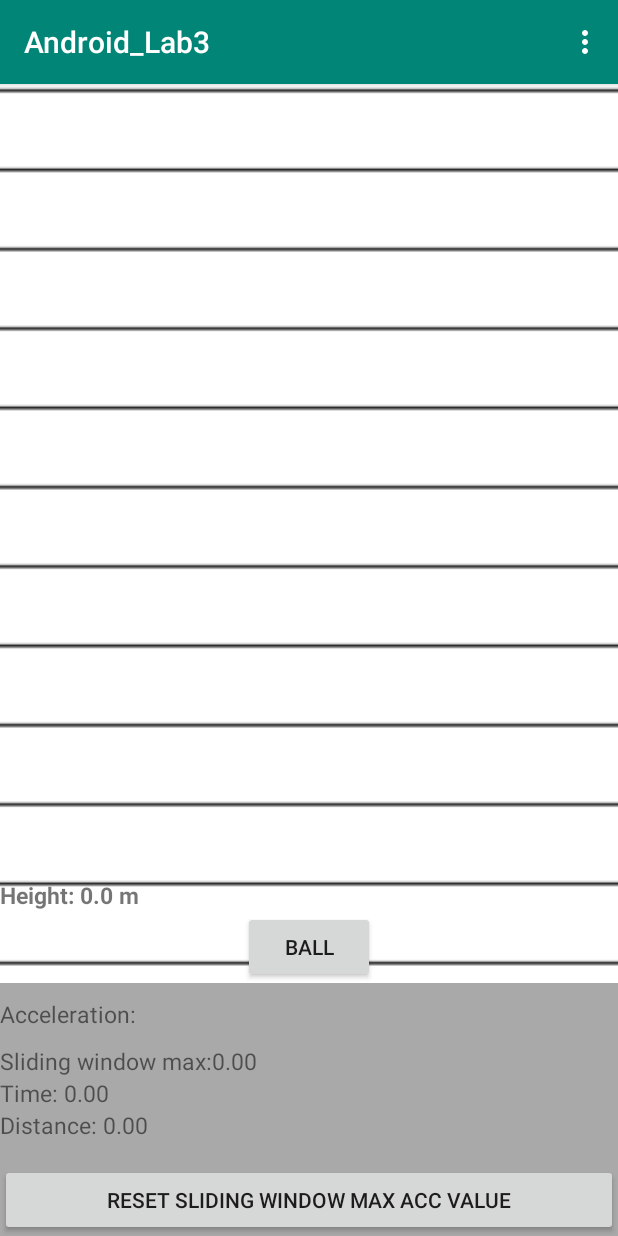
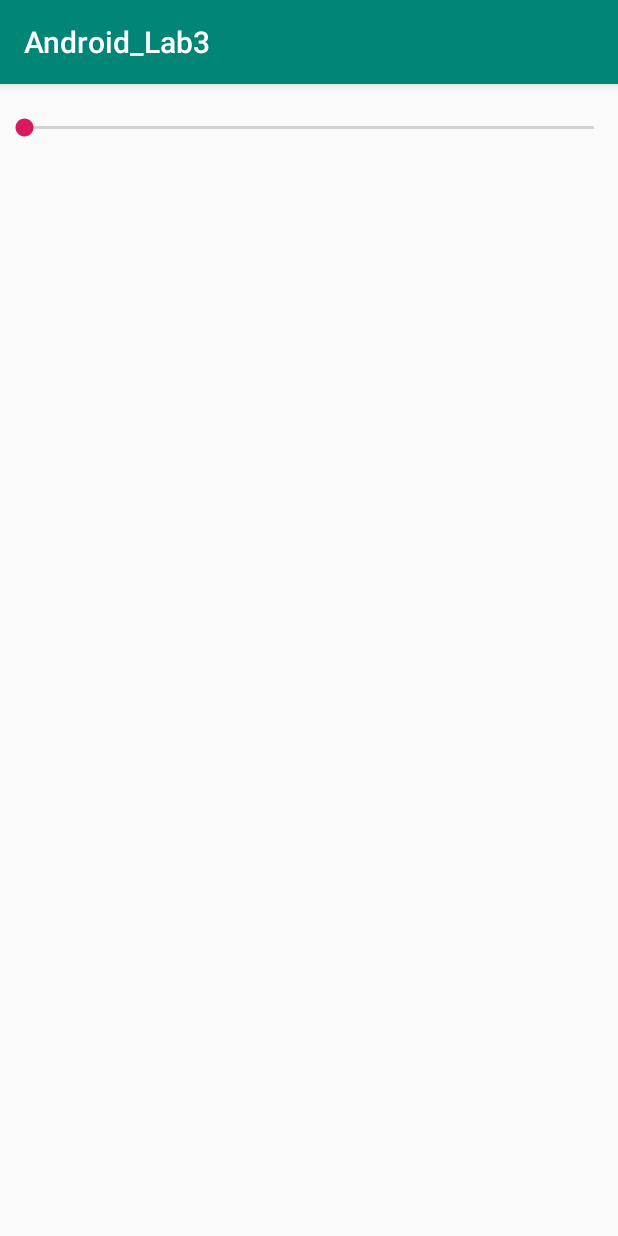
Before and after one commit to isberg1/Android_Lab3, an Android app: the screen it shows after launch (MainActivity before the commit, Settings after it), in the options menu, after a tap on "Settings", on a phone screen of 412 x 824 dp. Run offline under Robolectric (Android 15) with nearby library versions, the phone set to English and light mode, and no system bars.

Commit message:
replaced jumping button with ball made settings activity

```diff
--- a/app/src/main/AndroidManifest.xml
+++ b/app/src/main/AndroidManifest.xml
@@ -12,6 +12,7 @@
         android:roundIcon="@mipmap/ic_launcher_round"
         android:supportsRtl="true"
         android:theme="@style/AppTheme">
+        <activity android:name=".Settings"></activity>
         <activity
             android:name=".MainActivity"
             android:label="@string/app_name"
--- a/app/src/main/java/com/e/android_lab3/MainActivity.java
+++ b/app/src/main/java/com/e/android_lab3/MainActivity.java
@@ -1,5 +1,6 @@
 package com.e.android_lab3;
 
+import android.content.Intent;
 import android.os.Bundle;
 import android.support.v7.app.AppCompatActivity;
 import android.support.v7.widget.Toolbar;
@@ -281,6 +282,8 @@
 
         //noinspection SimplifiableIfStatement
         if (id == R.id.action_settings) {
+            Intent intent = new Intent(MainActivity.this, Settings.class);
+            startActivity(intent);
             return true;
         }
 
--- /dev/null
+++ b/app/src/main/java/com/e/android_lab3/Settings.java
@@ -0,0 +1,19 @@
+package com.e.android_lab3;
+
+import android.support.v7.app.AppCompatActivity;
+import android.os.Bundle;
+import android.widget.SeekBar;
+
+public class Settings extends AppCompatActivity {
+
+    SeekBar seekBar;
+
+    @Override
+    protected void onCreate(Bundle savedInstanceState) {
+        super.onCreate(savedInstanceState);
+        setContentView(R.layout.activity_settings);
+
+        seekBar = findViewById(R.id.seekBar);
+
+    }
+}
--- a/app/src/main/res/layout/activity_main.xml
+++ b/app/src/main/res/layout/activity_main.xml
@@ -29,7 +29,7 @@
         android:gravity="bottom"
         android:id="@+id/animation_space"
         android:layout_weight="1"
-        android:background="@drawable/hight"
+        android:background="@drawable/height"
         >
 
         <TextView
@@ -42,11 +42,13 @@
             />
 
         <Button
-            android:layout_width="wrap_content"
-            android:layout_height="wrap_content"
-            android:text="Ball"
+            android:layout_width="50dp"
+            android:layout_height="50dp"
             android:layout_gravity="center"
-            android:id="@+id/tulleknapp"/>
+            android:id="@+id/tulleknapp"
+            android:background="@drawable/ball"
+            />
+
 
     </LinearLayout>
 
--- /dev/null
+++ b/app/src/main/res/layout/activity_settings.xml
@@ -0,0 +1,29 @@
+<?xml version="1.0" encoding="utf-8"?>
+<android.support.constraint.ConstraintLayout xmlns:android="http://schemas.android.com/apk/res/android"
+    xmlns:app="http://schemas.android.com/apk/res-auto"
+    xmlns:tools="http://schemas.android.com/tools"
+    android:layout_width="match_parent"
+    android:layout_height="match_parent"
+    tools:context=".Settings">
+
+    <LinearLayout
+        android:layout_width="match_parent"
+        android:layout_height="match_parent"
+        android:orientation="vertical">
+
+        <Space
+            android:layout_width="match_parent"
+            android:layout_height="20dp" />
+
+        <SeekBar
+            android:id="@+id/seekBar"
+            android:layout_width="match_parent"
+            android:layout_height="wrap_content"
+            tools:layout_editor_absoluteX="123dp"
+            tools:layout_editor_absoluteY="151dp" />
+
+
+    </LinearLayout>
+
+
+</android.support.constraint.ConstraintLayout>
```
Also changed, not shown: app/src/main/res/drawable/ball.png (added), app/src/main/res/drawable/height.PNG (renamed from app/src/main/res/drawable/hight.PNG).
